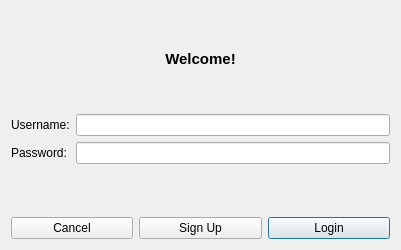
Phucyro/PawnHub, file Qt_UI/MainMenu/logindialog.ui: the form before one commit.
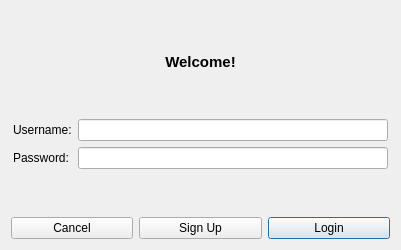
The form after the commit.

What changed in the file:
```diff
--- a/Qt_UI/MainMenu/logindialog.ui
+++ b/Qt_UI/MainMenu/logindialog.ui
@@ -14,6 +14,19 @@
    <string>Log In</string>
   </property>
   <layout class="QVBoxLayout" name="verticalLayout">
+   <item>
+    <spacer name="verticalSpacer_3">
+     <property name="orientation">
+      <enum>Qt::Vertical</enum>
+     </property>
+     <property name="sizeHint" stdset="0">
+      <size>
+       <width>20</width>
+       <height>10</height>
+      </size>
+     </property>
+    </spacer>
+   </item>
    <item>
     <widget class="QLabel" name="label">
      <property name="text">
@@ -21,29 +34,48 @@
      </property>
     </widget>
    </item>
+   <item>
+    <spacer name="verticalSpacer_2">
+     <property name="orientation">
+      <enum>Qt::Vertical</enum>
+     </property>
+     <property name="sizeHint" stdset="0">
+      <size>
+       <width>20</width>
+       <height>10</height>
+      </size>
+     </property>
+    </spacer>
+   </item>
    <item>
     <layout class="QFormLayout" name="formLayout">
      <property name="fieldGrowthPolicy">
       <enum>QFormLayout::AllNonFixedFieldsGrow</enum>
      </property>
-     <item row="0" column="0">
+     <property name="leftMargin">
+      <number>2</number>
+     </property>
+     <property name="rightMargin">
+      <number>2</number>
+     </property>
+     <item row="2" column="0">
       <widget class="QLabel" name="usernameLabel">
        <property name="text">
         <string>Username:</string>
        </property>
       </widget>
      </item>
-     <item row="0" column="1">
+     <item row="2" column="1">
       <widget class="QLineEdit" name="usernameInput"/>
      </item>
-     <item row="1" column="0">
+     <item row="3" column="0">
       <widget class="QLabel" name="passwordLabel">
        <property name="text">
         <string>Password:</string>
        </property>
       </widget>
      </item>
-     <item row="1" column="1">
+     <item row="3" column="1">
       <widget class="QLineEdit" name="passwordInput">
        <property name="sizePolicy">
         <sizepolicy hsizetype="Preferred" vsizetype="Fixed">
@@ -61,6 +93,19 @@
      </item>
     </layout>
    </item>
+   <item>
+    <spacer name="verticalSpacer">
+     <property name="orientation">
+      <enum>Qt::Vertical</enum>
+     </property>
+     <property name="sizeHint" stdset="0">
+      <size>
+       <width>20</width>
+       <height>20</height>
+      </size>
+     </property>
+    </spacer>
+   </item>
    <item>
     <layout class="QHBoxLayout" name="horizontalLayout">
      <item>
```
